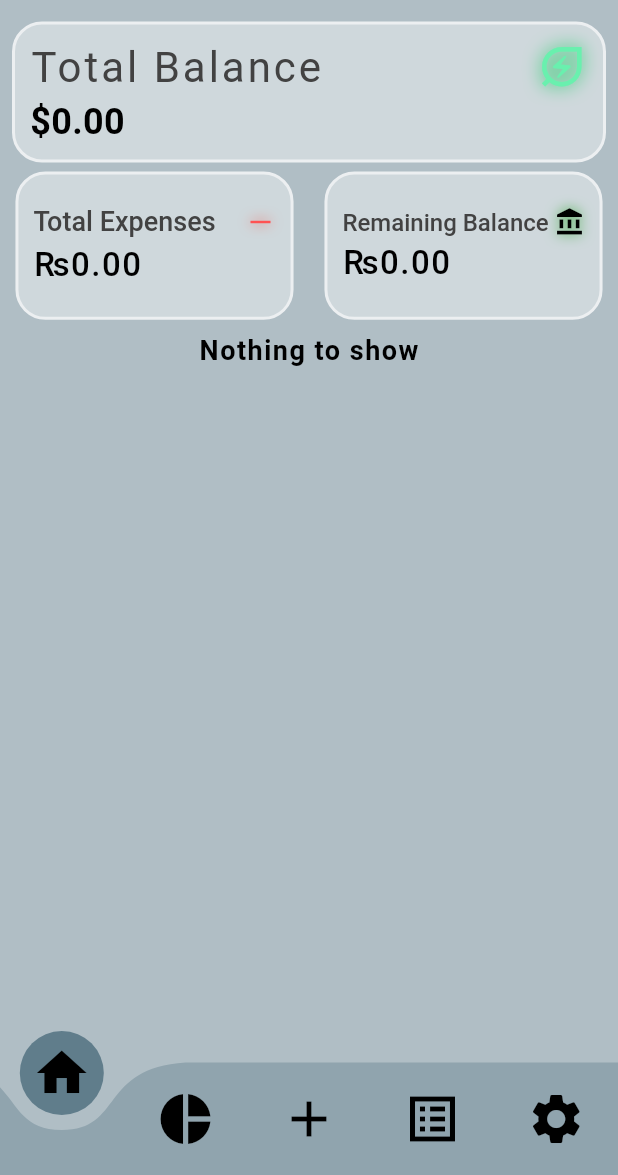
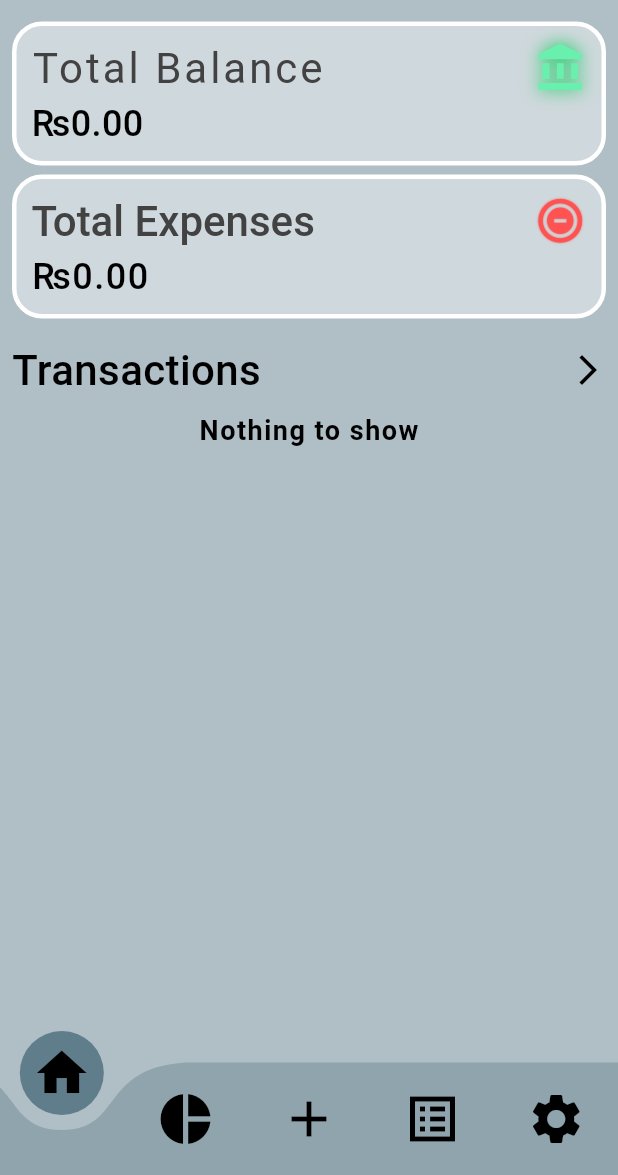
Before and after one commit to ZainR10/expanse_tracker_flutter, a Flutter app: the HomeView screen opened by its route, on a phone screen of 412 x 824 dp, the part 61-1236 px from its top. Run offline on Flutter 3.47's test engine with Material 3 defaults, Android fonts, the phone set to English and light mode, and no system bars; drawn by our look-alikes of curved_navigation_bar; our stand-ins replace cloud_firestore, firebase_auth, firebase_core, fl_chart, flutter_slidable, flutter_spinkit; accounts and stored records are empty.

Commit message:
adding delete function.

```diff
--- a/lib/res/components/custom_container.dart
+++ b/lib/res/components/custom_container.dart
@@ -18,7 +18,7 @@ class CustomContainer extends StatelessWidget {
       decoration: BoxDecoration(
           borderRadius: BorderRadius.circular(20),
           color: color,
-          border: Border.all(color: Colors.blueGrey.shade50, width: 2)),
+          border: Border.all(color: Colors.white, width: 3)),
       child: child,
     );
   }
--- a/lib/view/home_view.dart
+++ b/lib/view/home_view.dart
@@ -1,10 +1,10 @@
 // ignore_for_file: unused_local_variable
 
 import 'package:expanse_tracker_flutter/res/components/custom_nav_bar.dart';
+import 'package:expanse_tracker_flutter/res/components/text_widget.dart';
 import 'package:expanse_tracker_flutter/utils/routes/routes_name.dart';
 import 'package:expanse_tracker_flutter/widgets/appbar.dart';
 import 'package:expanse_tracker_flutter/widgets/balance_list_widget.dart';
-import 'package:expanse_tracker_flutter/widgets/remaining_balance_widget.dart';
 import 'package:expanse_tracker_flutter/widgets/total_balance_widget.dart';
 import 'package:expanse_tracker_flutter/widgets/total_expenses_widget.dart';
 import 'package:flutter/material.dart';
@@ -72,15 +72,31 @@ class _HomeViewState extends State<HomeView> {
           children: [
             //total balance custom widget:
             const Center(child: TotalBalanceWidget()),
-            const Row(
-              mainAxisAlignment: MainAxisAlignment.spaceAround,
-              children: [
-                Center(child: TotalExpensesWidget()),
-                Center(child: RemainingBalanceWidget()),
-              ],
+            const Center(child: TotalExpensesWidget()),
+            Padding(
+              padding: const EdgeInsets.all(8),
+              child: Row(
+                mainAxisAlignment: MainAxisAlignment.spaceBetween,
+                children: [
+                  const CustomText(
+                    text: 'Transactions',
+                    textSize: 28,
+                    textColor: Colors.black,
+                    textWeight: FontWeight.w500,
+                  ),
+                  InkWell(
+                      onTap: () {
+                        Navigator.pushNamed(
+                            context, RoutesName.expanseListView);
+                      },
+                      child: const Icon(
+                        Icons.arrow_forward_ios,
+                        color: Colors.black,
+                      )),
+                ],
+              ),
             ),
-
-            Expanded(child: BalanceListScreen())
+            const Expanded(child: BalanceListScreen())
           ],
         ),
       ),
--- a/lib/widgets/balance_list_widget.dart
+++ b/lib/widgets/balance_list_widget.dart
@@ -1,19 +1,30 @@
 import 'package:expanse_tracker_flutter/View_Models/balance_expenses_provider.dart';
 import 'package:expanse_tracker_flutter/View_Models/currency_provider.dart';
 import 'package:expanse_tracker_flutter/res/components/text_widget.dart';
-import 'package:expanse_tracker_flutter/utils/routes/routes_name.dart';
+import 'package:expanse_tracker_flutter/utils/firebase_services_utils/delete_balance.dart';
 import 'package:flutter/material.dart';
 import 'package:flutter_slidable/flutter_slidable.dart';
 import 'package:intl/intl.dart';
 import 'package:provider/provider.dart';
 
-class BalanceListScreen extends StatelessWidget {
+class BalanceListScreen extends StatefulWidget {
+  final Widget? widget;
+  const BalanceListScreen({
+    this.widget,
+    super.key,
+  });
+
+  @override
+  State<BalanceListScreen> createState() => _BalanceListScreenState();
+}
+
+class _BalanceListScreenState extends State<BalanceListScreen> {
   @override
   Widget build(BuildContext context) {
     final currencyProvider = Provider.of<CurrencyProvider>(context);
     String selectedCurrency = currencyProvider.selectedCurrency;
     return Consumer<BalanceAndExpensesProvider>(
-      builder: (context, provider, _) {
+      builder: (context, provider, value) {
         final balances = provider.balanceHistory;
 
         if (balances.isEmpty) {
@@ -30,26 +41,7 @@ class BalanceListScreen extends StatelessWidget {
           child: Padding(
             padding: const EdgeInsets.all(8),
             child: Column(children: [
-              Row(
-                mainAxisAlignment: MainAxisAlignment.spaceBetween,
-                children: [
-                  const CustomText(
-                    text: 'Transactions',
-                    textSize: 28,
-                    textColor: Colors.black,
-                    textWeight: FontWeight.w500,
-                  ),
-                  InkWell(
-                      onTap: () {
-                        Navigator.pushNamed(
-                            context, RoutesName.expanseListView);
-                      },
-                      child: const Icon(
-                        Icons.arrow_forward_ios,
-                        color: Colors.black,
-                      )),
-                ],
-              ),
+              if (widget.widget != null) widget.widget!,
               ListView.builder(
                 physics: const NeverScrollableScrollPhysics(),
                 shrinkWrap: true,
@@ -60,13 +52,30 @@ class BalanceListScreen extends StatelessWidget {
 
                   return Expanded(
                     child: Slidable(
+                      startActionPane:
+                          ActionPane(motion: const ScrollMotion(), children: [
+                        SlidableAction(
+                          borderRadius: const BorderRadius.horizontal(
+                              right: Radius.circular(10)),
+                          onPressed: (context) =>
+                              deleteBalance(context, balance),
+                          // onPressed: (context) =>
+                          //     _deleteExpense(context, expense),
+                          backgroundColor: const Color(0xFFFE4A49),
+                          foregroundColor: Colors.white,
+                          icon: Icons.delete,
+                          label: 'Delete',
+                        ),
+                      ]),
                       endActionPane: ActionPane(
                         motion: const ScrollMotion(),
+                        dragDismissible: true,
                         children: [
                           SlidableAction(
                             borderRadius: const BorderRadius.horizontal(
                                 left: Radius.circular(10)),
-                            onPressed: (context) {},
+                            onPressed: (context) =>
+                                deleteBalance(context, balance),
                             // onPressed: (context) =>
                             //     _deleteExpense(context, expense),
                             backgroundColor: const Color(0xFFFE4A49),
--- a/lib/widgets/total_balance_widget.dart
+++ b/lib/widgets/total_balance_widget.dart
@@ -17,21 +17,13 @@ class TotalBalanceWidget extends StatefulWidget {
 }
 
 class _TotalBalanceWidgetState extends State<TotalBalanceWidget> {
-  // @override
-  // void initState() {
-  //   super.initState();
-  //   final provider =
-  //       Provider.of<BalanceAndExpensesProvider>(context, listen: false);
-  //   provider.fetchBalances();
-  // }
-
   @override
   Widget build(BuildContext context) {
     final currencyProvider = Provider.of<CurrencyProvider>(context);
     String selectedCurrency = currencyProvider.selectedCurrency;
     final balanceAndExpensesProvider =
         Provider.of<BalanceAndExpensesProvider>(context);
-    double _totalBalance = balanceAndExpensesProvider.totalBalance;
+    double totalBalance0 = balanceAndExpensesProvider.totalBalance;
 
     final height = MediaQuery.of(context).size.height * 1;
     final width = MediaQuery.of(context).size.width * 1;
@@ -53,8 +45,8 @@ class _TotalBalanceWidgetState extends State<TotalBalanceWidget> {
                   textSize: 28,
                 ),
                 Icon(
-                  Icons.energy_savings_leaf_outlined,
-                  color: Colors.greenAccent,
+                  Icons.account_balance,
+                  color: Colors.greenAccent.shade200,
                   size: 35,
                   shadows: [
                     Shadow(
@@ -93,12 +85,16 @@ class _TotalBalanceWidgetState extends State<TotalBalanceWidget> {
                     }
                   }
 
-                  return CustomText(
-                    text:
-                        '\$${balanceAndExpensesProvider.totalBalance.toStringAsFixed(2)}',
-                    textColor: Colors.black,
-                    textSize: 24,
-                    textWeight: FontWeight.bold,
+                  return Consumer<BalanceAndExpensesProvider>(
+                    builder: (context, child, value) {
+                      return CustomText(
+                        text:
+                            '$selectedCurrency${balanceAndExpensesProvider.totalBalance.toStringAsFixed(2)}',
+                        textColor: Colors.black,
+                        textSize: 24,
+                        textWeight: FontWeight.w500,
+                      );
+                    },
                   );
                 }),
           ],
--- a/lib/widgets/total_expenses_widget.dart
+++ b/lib/widgets/total_expenses_widget.dart
@@ -29,10 +29,10 @@ class _TotalExpensesWidgetState extends State<TotalExpensesWidget> {
     final height = MediaQuery.of(context).size.height * 1;
     final width = MediaQuery.of(context).size.width * 1;
     return Padding(
-      padding: const EdgeInsets.only(top: 0, bottom: 8, right: 6, left: 6),
+      padding: const EdgeInsets.only(top: 0, right: 8, left: 8, bottom: 6),
       child: CustomContainer(
-        height: height * .12,
-        width: width * .45,
+        // height: height * .12,
+        // width: width * .45,
         color: Colors.blueGrey.shade100,
         child: Column(
           mainAxisAlignment: MainAxisAlignment.center,
@@ -45,16 +45,16 @@ class _TotalExpensesWidgetState extends State<TotalExpensesWidget> {
                   text: 'Total Expenses',
                   textColor: Colors.grey.shade800,
                   textLetterSpace: 0,
-                  textSize: 18,
+                  textSize: 28,
                   textWeight: FontWeight.w500,
                 ),
                 const Icon(
-                  Icons.horizontal_rule,
+                  Icons.do_not_disturb_on_total_silence_outlined,
                   color: Colors.redAccent,
-                  size: 20,
+                  size: 35,
                   shadows: [
                     Shadow(
-                      blurRadius: 10,
+                      blurRadius: 1,
                       color: Colors.red,
                     )
                   ],
@@ -87,7 +87,7 @@ class _TotalExpensesWidgetState extends State<TotalExpensesWidget> {
                   ).format(remainingBalance), // Directly using remainingBalance
                   textColor: Colors.black,
                   textLetterSpace: 1,
-                  textSize: 22,
+                  textSize: 24,
                   textWeight: FontWeight.w500,
                 );
               },
```
Also changed, not shown: lib/View_Models/balance_expenses_provider.dart (+12 -1 lines), lib/models/expense_&_balance_class.dart (+12 -13 lines), lib/utils/firebase_services_utils/delete_balance.dart (added, +41 -0 lines), lib/view/expanse_list_view.dart (+3 -30 lines), lib/widgets/add_balance_bottom_sheet.dart (+4 -3 lines), lib/widgets/expense_bottom_sheet_widget.dart (+4 -4 lines).
